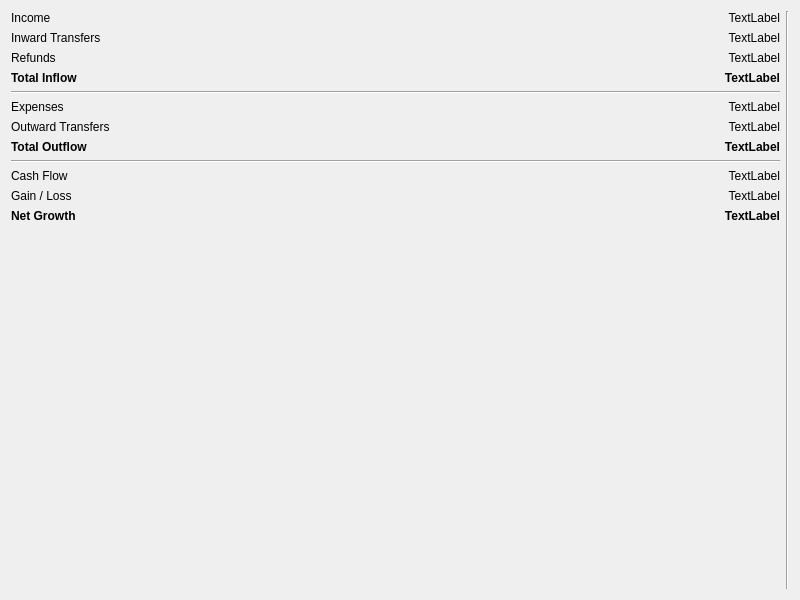
Qt form src/views/ui_files/reports/cash_flow_total_report.ui (JakubFranek/Kapytal) before a commit.
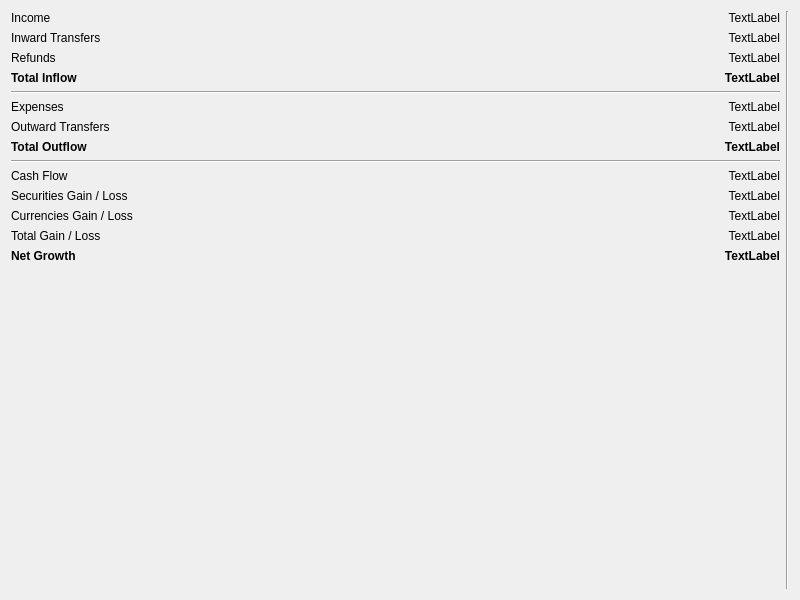
The same form after that commit.

Commit message:
Improve Cash Flow stats calculation and charts
Add Securities delta and Currencies delta calculation to cashflow_stats.
Add Securities delta and Currencies delta to Cash Flow reports.
Add combobox for choosing dataset to plot in Cash Flow periodic report.

```diff
--- a/src/views/ui_files/reports/cash_flow_total_report.ui
+++ b/src/views/ui_files/reports/cash_flow_total_report.ui
@@ -227,7 +227,7 @@
          </property>
         </widget>
        </item>
-       <item row="1" column="0">
+       <item row="3" column="0">
         <widget class="QLabel" name="gainLossLabel">
          <property name="font">
           <font>
@@ -239,14 +239,14 @@
           <string>&lt;html&gt;&lt;head/&gt;&lt;body&gt;&lt;p&gt;Gain / Loss consists of the Currency exchange rate and Security price fluctuations.&lt;/p&gt;&lt;/body&gt;&lt;/html&gt;</string>
          </property>
          <property name="text">
-          <string>Gain / Loss</string>
+          <string>Total Gain / Loss</string>
          </property>
          <property name="textFormat">
           <enum>Qt::AutoText</enum>
          </property>
         </widget>
        </item>
-       <item row="1" column="1">
+       <item row="3" column="1">
         <widget class="QLabel" name="gainLossAmountLabel">
          <property name="font">
           <font>
@@ -261,7 +261,7 @@
          </property>
         </widget>
        </item>
-       <item row="2" column="0">
+       <item row="4" column="0">
         <widget class="QLabel" name="netGrowthLabel">
          <property name="font">
           <font>
@@ -273,7 +273,7 @@
          </property>
         </widget>
        </item>
-       <item row="2" column="1">
+       <item row="4" column="1">
         <widget class="QLabel" name="netGrowthAmountLabel">
          <property name="font">
           <font>
@@ -288,6 +288,40 @@
          </property>
         </widget>
        </item>
+       <item row="1" column="0">
+        <widget class="QLabel" name="gainLossSecuritiesLabel">
+         <property name="text">
+          <string>Securities Gain / Loss</string>
+         </property>
+        </widget>
+       </item>
+       <item row="2" column="0">
+        <widget class="QLabel" name="gainLossCurrenciesLabel">
+         <property name="text">
+          <string>Currencies Gain / Loss</string>
+         </property>
+        </widget>
+       </item>
+       <item row="2" column="1">
+        <widget class="QLabel" name="gainLossCurrenciesAmountLabel">
+         <property name="text">
+          <string>TextLabel</string>
+         </property>
+         <property name="alignment">
+          <set>Qt::AlignRight|Qt::AlignTrailing|Qt::AlignVCenter</set>
+         </property>
+        </widget>
+       </item>
+       <item row="1" column="1">
+        <widget class="QLabel" name="gainLossSecuritiesAmountLabel">
+         <property name="text">
+          <string>TextLabel</string>
+         </property>
+         <property name="alignment">
+          <set>Qt::AlignRight|Qt::AlignTrailing|Qt::AlignVCenter</set>
+         </property>
+        </widget>
+       </item>
       </layout>
      </item>
      <item>
```
The commit also changes 9 other files.
